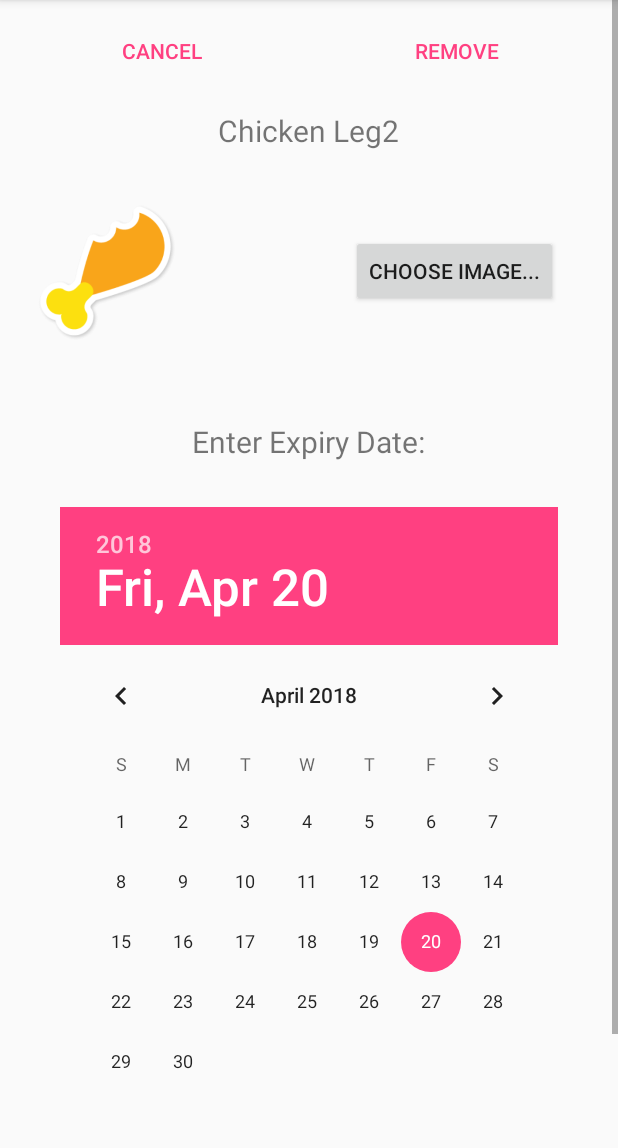
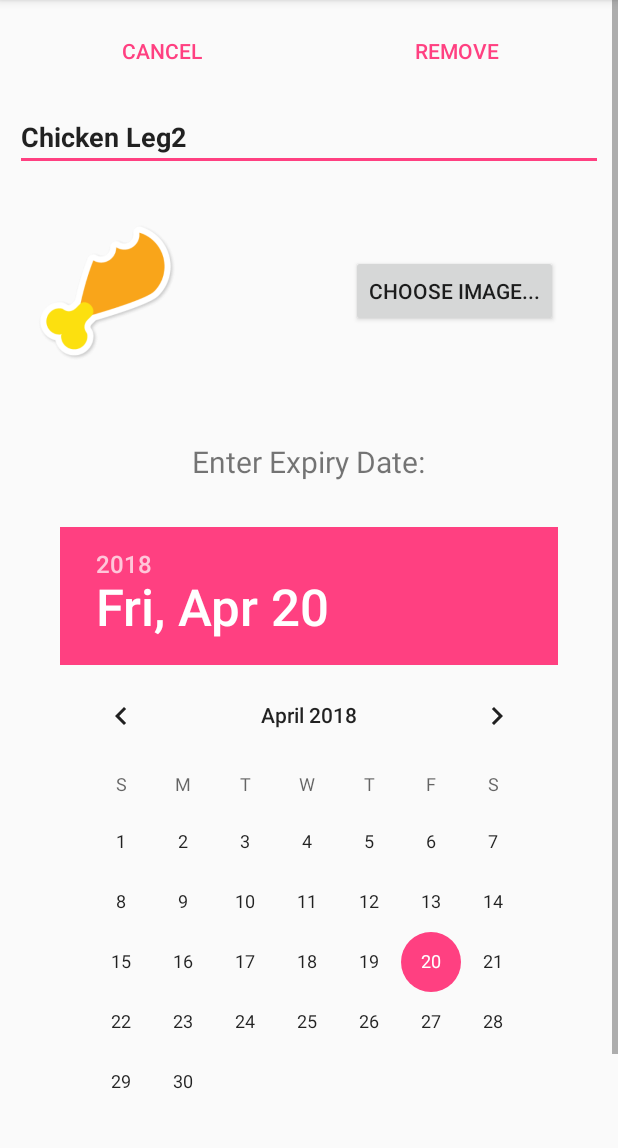
Before and after one commit to Michaellumibao/ExpiryDateTracker, an Android app: the screen it shows after launch (AddOrEditActivity), after a tap on "Chicken Leg2", on a phone screen of 412 x 824 dp, the part 84-1232 px from its top. Run offline under Robolectric (Android 15) with nearby library versions, the phone set to English and light mode, and no system bars.

Commit message:
Allowed for Editing Title

```diff
--- a/Expiry-Tracker-App/src/main/java/com/lumibao/expirydatetracker/AddOrEditActivity.java
+++ b/Expiry-Tracker-App/src/main/java/com/lumibao/expirydatetracker/AddOrEditActivity.java
@@ -1,37 +1,64 @@
 package com.lumibao.expirydatetracker;
 
 import android.content.Intent;
+import android.support.design.widget.TextInputEditText;
 import android.support.v7.app.AppCompatActivity;
 import android.os.Bundle;
+import android.text.Editable;
+import android.text.TextUtils;
+import android.text.TextWatcher;
 import android.util.Log;
 import android.view.View;
+import android.view.WindowManager;
 import android.widget.Button;
 import android.widget.DatePicker;
 import android.widget.ImageView;
 import android.widget.TextView;
-
-import com.lumibao.expirydatetracker.Item;
+import android.widget.Toast;
 
 public class AddOrEditActivity extends AppCompatActivity {
 
     Intent intent;
     Item item;
+    int imageID;
+    int index;
+    boolean adding;
+    String itemTitle;
 
     // AddOrEdit Views
-    TextView entry_title_txt;
+    TextInputEditText enter_title_txt;
     ImageView item_img;
     DatePicker date_picker;
     Button cancel_btn;
     Button remove_btn;
     Button save_or_add_btn;
 
+
     @Override
     protected void onCreate(Bundle savedInstanceState) {
         super.onCreate(savedInstanceState);
         setContentView(com.lumibao.expirydatetracker.R.layout.add_or_edit_view);
 
+        //Dismiss keyboard
+        this.getWindow().setSoftInputMode(WindowManager.LayoutParams.SOFT_INPUT_STATE_ALWAYS_HIDDEN);
+
         // Link views to activity
-        entry_title_txt = (TextView) findViewById(R.id.enter_title_txt);
+        enter_title_txt = (TextInputEditText) findViewById(R.id.enter_title_txt);
+        enter_title_txt.addTextChangedListener(new TextWatcher() {
+            @Override
+            public void beforeTextChanged(CharSequence s, int start, int count, int after) {
+            }
+
+            @Override
+            public void onTextChanged(CharSequence s, int start, int before, int count) {
+                itemTitle = s.toString();
+            }
+
+            @Override
+            public void afterTextChanged(Editable s) {
+
+            }
+        });
         item_img = (ImageView) findViewById(R.id.item_img);
         date_picker = findViewById(R.id.date_picker);
 
@@ -40,29 +67,69 @@ public class AddOrEditActivity extends AppCompatActivity {
         cancel_btn.setOnClickListener(new View.OnClickListener() {
             @Override
             public void onClick(View v) {
+                setResult(RESULT_CANCELED);
                 finish();
             }
         });
+
+        // Remove button
         remove_btn = findViewById(R.id.remove_btn);
         remove_btn.setOnClickListener(new View.OnClickListener() {
             @Override
             public void onClick(View v) {
+                intent.putExtra("Index", index);
+                // resultCode 1 = removed
+                setResult(1, intent);
+                finish();
             }
         });
+
+        // Save / add button
         save_or_add_btn = findViewById(R.id.save_or_add_btn);
+        save_or_add_btn.setOnClickListener(new View.OnClickListener() {
+            @Override
+            public void onClick(View v) {
+                boolean error = false;
+                if (TextUtils.isEmpty(enter_title_txt.getText())){
+                    error = true;
+                    enter_title_txt.setError("Please Enter a Title...");
+                } else {
+                    if (adding) {
+                        item = new Item(imageID, itemTitle, 0);
+
+                        Log.i("~~~save pressed","save pressed");
+                    } else {
+                        item = new Item(imageID, itemTitle, 0);
+                        intent.putExtra("Item", item);
+                        intent.putExtra("Index", index);
+                        // resultCode 3 = saved
+                        setResult(3, intent);
+                        finish();
+                    }
+                }
+            }
+        });
+
+
 
         intent = getIntent();
+        // -1 is used as a marker that no index was passed.
+        index = intent.getIntExtra("Index", -1);
         item = (Item)intent.getSerializableExtra("Item");
         if (item != null) {
-            entry_title_txt.setText(item.getTitle());
-            item_img.setImageResource(item.getImageID());
+            itemTitle = item.getTitle();
+            enter_title_txt.setText(itemTitle);
+            imageID = item.getImageID();
+            item_img.setImageResource(imageID);
             save_or_add_btn.setText("Save");
+            adding = false;
         } else {
             // The user is creating a new item.
 
 
             remove_btn.setVisibility(View.GONE);
             save_or_add_btn.setText("Add");
+            adding = true;
         }
     }
 }
--- a/Expiry-Tracker-App/src/main/res/layout/add_or_edit_view.xml
+++ b/Expiry-Tracker-App/src/main/res/layout/add_or_edit_view.xml
@@ -35,22 +35,28 @@
                     android:text="Remove" />
             </LinearLayout>
 
-            <TextView
-                android:id="@+id/enter_title_txt"
-                android:layout_width="wrap_content"
+            <android.support.design.widget.TextInputLayout
+                android:id="@+id/enter_title_layout"
+                android:layout_width="match_parent"
                 android:layout_height="wrap_content"
-                android:layout_below="@+id/cancel_remove_layout"
-                android:layout_centerHorizontal="true"
-                android:layout_centerVertical="false"
-                android:layout_marginTop="15dp"
-                android:text="Please Enter Title Here..."
-                android:textSize="20sp" />
+                android:layout_below="@+id/cancel_remove_layout">
+
+                <android.support.design.widget.TextInputEditText
+                    android:id="@+id/enter_title_txt"
+                    android:layout_width="match_parent"
+                    android:layout_height="wrap_content"
+                    android:selectAllOnFocus="false"
+                    android:singleLine="true"
+                    android:maxLength="50"
+                    android:inputType="textAutoComplete"
+                    android:textStyle="bold" />
+            </android.support.design.widget.TextInputLayout>
 
             <RelativeLayout
                 android:id="@+id/image_picker_layout"
                 android:layout_width="match_parent"
                 android:layout_height="match_parent"
-                android:layout_below="@+id/enter_title_txt"
+                android:layout_below="@+id/enter_title_layout"
                 android:layout_marginTop="20dp"
                 android:padding="10dp">
 
@@ -87,7 +93,9 @@
                 android:layout_width="wrap_content"
                 android:layout_height="wrap_content"
                 android:layout_below="@+id/expiry_title_txt"
-                android:padding="30dp" />
+                android:paddingTop="30dp"
+                android:paddingLeft="30dp"
+                android:paddingRight="30dp"/>
 
             <Button
                 android:id="@+id/save_or_add_btn"
--- a/Expiry-Tracker-App/src/main/res/layout/list_item.xml
+++ b/Expiry-Tracker-App/src/main/res/layout/list_item.xml
@@ -12,7 +12,7 @@
         android:layout_height="60dp"
         android:layout_alignParentLeft="true"
         android:layout_marginRight="10dp"
-        android:background="@drawable/ic_launcher_background"/>
+        android:background="@drawable/ic_launcher_background" />
 
     <TextView
         android:id="@+id/item_title_txt"
@@ -20,6 +20,7 @@
         android:layout_height="wrap_content"
         android:layout_toRightOf="@+id/item_img"
         android:text="Title"
+        android:maxLines="1"
         android:textColor="@android:color/black"
         android:textSize="20sp"
         android:textStyle="bold" />
@@ -39,7 +40,7 @@
         android:layout_width="wrap_content"
         android:layout_height="wrap_content"
         android:layout_alignParentRight="true"
-        android:layout_alignParentTop="true"
+        android:layout_alignParentBottom="true"
         android:text="STATUS"
         android:textSize="15sp" />
 
```
Also changed, not shown: Expiry-Tracker-App/src/main/java/com/lumibao/expirydatetracker/MainActivity.java (+33 -1 lines), 2 other files.
